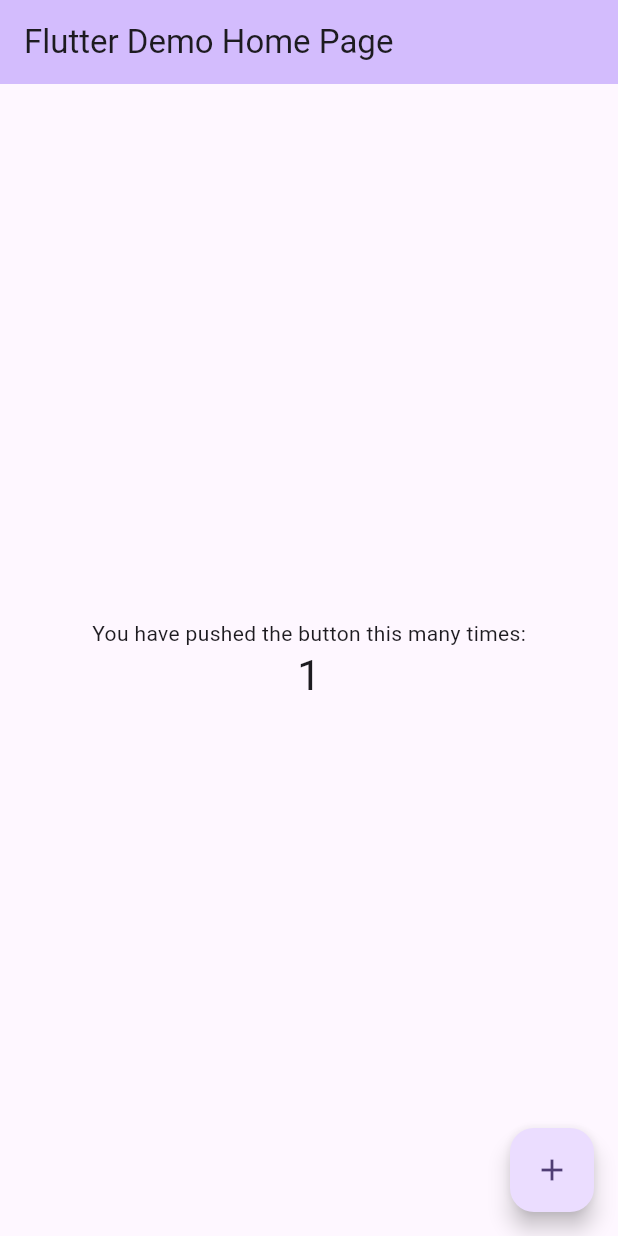
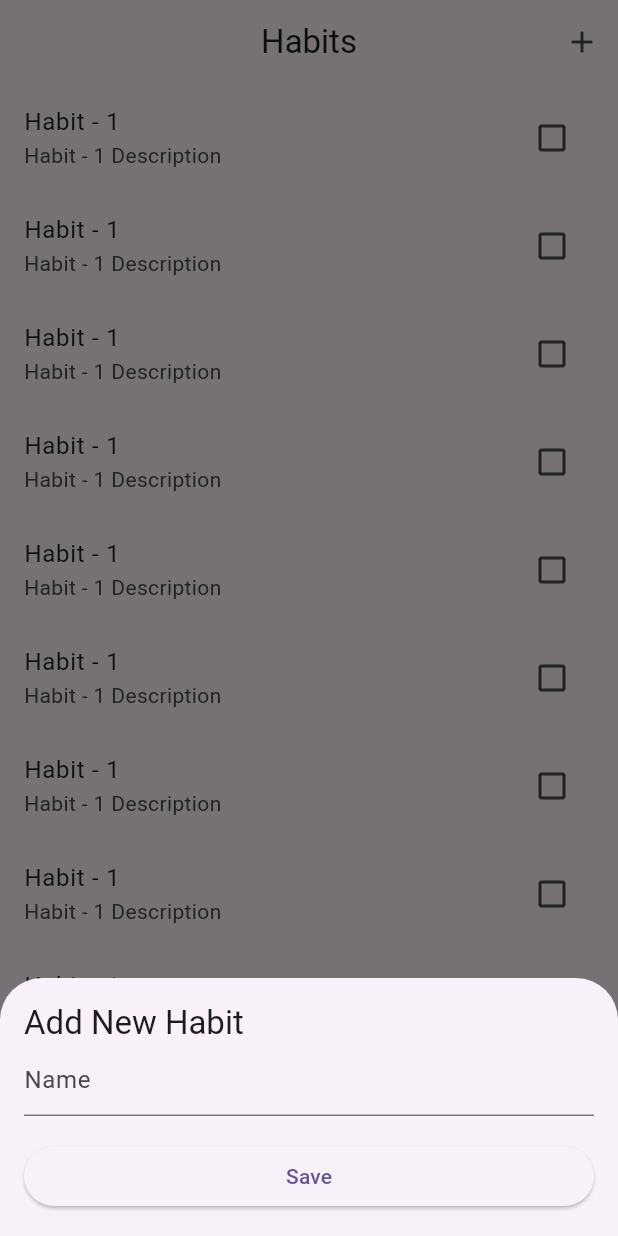
Before and after one commit to enesuzun2002/habit-tracker, a Flutter app: the screen it shows after launch, after a tap on the "add" icon, on a phone screen of 412 x 824 dp. Run offline on Flutter 3.47's test engine with Material 2 defaults, Android fonts, the phone set to English and light mode, and no system bars.

Commit message:
create the ui

```diff
--- a/lib/main.dart
+++ b/lib/main.dart
@@ -1,4 +1,5 @@
 import 'package:flutter/material.dart';
+import 'package:habit_tracker/view/habit.dart';
 
 void main() {
   runApp(const MyApp());
@@ -7,119 +8,15 @@ void main() {
 class MyApp extends StatelessWidget {
   const MyApp({super.key});
 
-  // This widget is the root of your application.
   @override
   Widget build(BuildContext context) {
     return MaterialApp(
-      title: 'Flutter Demo',
+      title: 'Habit Tracker',
       theme: ThemeData(
-        // This is the theme of your application.
-        //
-        // TRY THIS: Try running your application with "flutter run". You'll see
-        // the application has a blue toolbar. Then, without quitting the app,
-        // try changing the seedColor in the colorScheme below to Colors.green
-        // and then invoke "hot reload" (save your changes or press the "hot
-        // reload" button in a Flutter-supported IDE, or press "r" if you used
-        // the command line to start the app).
-        //
-        // Notice that the counter didn't reset back to zero; the application
-        // state is not lost during the reload. To reset the state, use hot
-        // restart instead.
-        //
-        // This works for code too, not just values: Most code changes can be
-        // tested with just a hot reload.
         colorScheme: ColorScheme.fromSeed(seedColor: Colors.deepPurple),
         useMaterial3: true,
       ),
-      home: const MyHomePage(title: 'Flutter Demo Home Page'),
+      home: const HabitView(),
     );
   }
 }
-
-class MyHomePage extends StatefulWidget {
-  const MyHomePage({super.key, required this.title});
-
-  // This widget is the home page of your application. It is stateful, meaning
-  // that it has a State object (defined below) that contains fields that affect
-  // how it looks.
-
-  // This class is the configuration for the state. It holds the values (in this
-  // case the title) provided by the parent (in this case the App widget) and
-  // used by the build method of the State. Fields in a Widget subclass are
-  // always marked "final".
-
-  final String title;
-
-  @override
-  State<MyHomePage> createState() => _MyHomePageState();
-}
-
-class _MyHomePageState extends State<MyHomePage> {
-  int _counter = 0;
-
-  void _incrementCounter() {
-    setState(() {
-      // This call to setState tells the Flutter framework that something has
-      // changed in this State, which causes it to rerun the build method below
-      // so that the display can reflect the updated values. If we changed
-      // _counter without calling setState(), then the build method would not be
-      // called again, and so nothing would appear to happen.
-      _counter++;
-    });
-  }
-
-  @override
-  Widget build(BuildContext context) {
-    // This method is rerun every time setState is called, for instance as done
-    // by the _incrementCounter method above.
-    //
-    // The Flutter framework has been optimized to make rerunning build methods
-    // fast, so that you can just rebuild anything that needs updating rather
-    // than having to individually change instances of widgets.
-    return Scaffold(
-      appBar: AppBar(
-        // TRY THIS: Try changing the color here to a specific color (to
-        // Colors.amber, perhaps?) and trigger a hot reload to see the AppBar
-        // change color while the other colors stay the same.
-        backgroundColor: Theme.of(context).colorScheme.inversePrimary,
-        // Here we take the value from the MyHomePage object that was created by
-        // the App.build method, and use it to set our appbar title.
-        title: Text(widget.title),
-      ),
-      body: Center(
-        // Center is a layout widget. It takes a single child and positions it
-        // in the middle of the parent.
-        child: Column(
-          // Column is also a layout widget. It takes a list of children and
-          // arranges them vertically. By default, it sizes itself to fit its
-          // children horizontally, and tries to be as tall as its parent.
-          //
-          // Column has various properties to control how it sizes itself and
-          // how it positions its children. Here we use mainAxisAlignment to
-          // center the children vertically; the main axis here is the vertical
-          // axis because Columns are vertical (the cross axis would be
-          // horizontal).
-          //
-          // TRY THIS: Invoke "debug painting" (choose the "Toggle Debug Paint"
-          // action in the IDE, or press "p" in the console), to see the
-          // wireframe for each widget.
-          mainAxisAlignment: MainAxisAlignment.center,
-          children: <Widget>[
-            const Text(
-              'You have pushed the button this many times:',
-            ),
-            Text(
-              '$_counter',
-              style: Theme.of(context).textTheme.headlineMedium,
-            ),
-          ],
-        ),
-      ),
-      floatingActionButton: FloatingActionButton(
-        onPressed: _incrementCounter,
-        tooltip: 'Increment',
-        child: const Icon(Icons.add),
-      ), // This trailing comma makes auto-formatting nicer for build methods.
-    );
-  }
-}
--- /dev/null
+++ b/lib/view/habit.dart
@@ -0,0 +1,28 @@
+import 'package:flutter/material.dart';
+import 'package:habit_tracker/widget/bottom_sheet.dart';
+import 'package:habit_tracker/widget/list_tile.dart';
+
+class HabitView extends StatelessWidget {
+  const HabitView({super.key});
+
+  @override
+  Widget build(BuildContext context) {
+    return Scaffold(
+      appBar: AppBar(
+        centerTitle: true,
+        title: const Text("Habits"),
+        actions: [
+          IconButton(
+              onPressed: () => showModalBottomSheet(
+                  isScrollControlled: true,
+                  context: context,
+                  builder: (context) => const AddHabitBottomSheet()),
+              icon: const Icon(Icons.add))
+        ],
+      ),
+      body: ListView.builder(
+          itemCount: 12,
+          itemBuilder: (context, index) => const HabitListTile()),
+    );
+  }
+}
--- /dev/null
+++ b/lib/widget/bottom_sheet.dart
@@ -0,0 +1,41 @@
+import 'package:flutter/material.dart';
+
+class AddHabitBottomSheet extends StatelessWidget {
+  const AddHabitBottomSheet({super.key});
+
+  @override
+  Widget build(BuildContext context) {
+    final TextEditingController inputController = TextEditingController();
+
+    return AnimatedPadding(
+      padding: MediaQuery.of(context).viewInsets,
+      duration: const Duration(milliseconds: 100),
+      curve: Curves.decelerate,
+      child: Container(
+        margin: const EdgeInsets.all(16.0),
+        child: Column(
+          mainAxisSize: MainAxisSize.min,
+          crossAxisAlignment: CrossAxisAlignment.stretch,
+          children: [
+            Text(
+              "Add New Habit",
+              style: Theme.of(context).textTheme.titleLarge,
+            ),
+            TextField(
+              controller: inputController,
+              decoration: const InputDecoration(
+                hintText: 'Name',
+              ),
+            ),
+            const SizedBox(height: 16),
+            ElevatedButton(
+              onPressed: () {},
+              child: const Text('Save'),
+            ),
+          ],
+        ),
+      ),
+    );
+    ;
+  }
+}
--- /dev/null
+++ b/lib/widget/list_tile.dart
@@ -0,0 +1,25 @@
+import 'package:flutter/material.dart';
+
+class HabitListTile extends StatefulWidget {
+  const HabitListTile({super.key});
+
+  @override
+  State<HabitListTile> createState() => _HabitListTileState();
+}
+
+class _HabitListTileState extends State<HabitListTile> {
+  bool isCompleted = false;
+
+  @override
+  Widget build(BuildContext context) {
+    return CheckboxListTile(
+      value: isCompleted,
+      title: const Text("Habit - 1"),
+      subtitle: const Text("Habit - 1 Description"),
+      onChanged: (value) {
+        isCompleted = value!;
+        setState(() {});
+      },
+    );
+  }
+}
```
